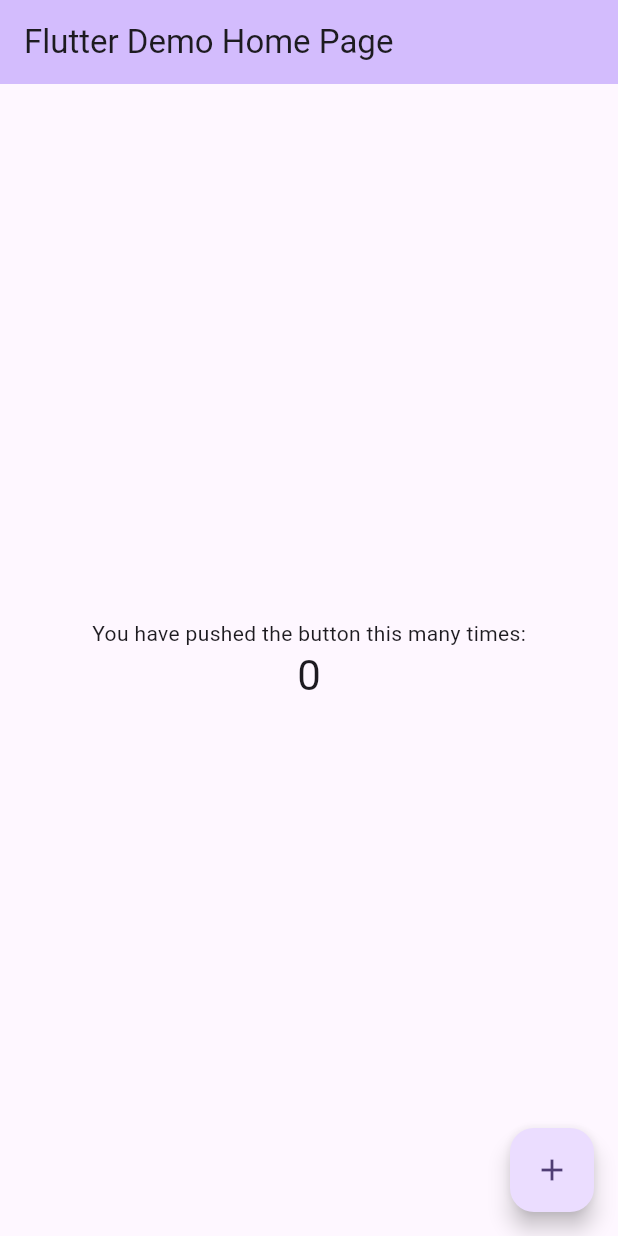
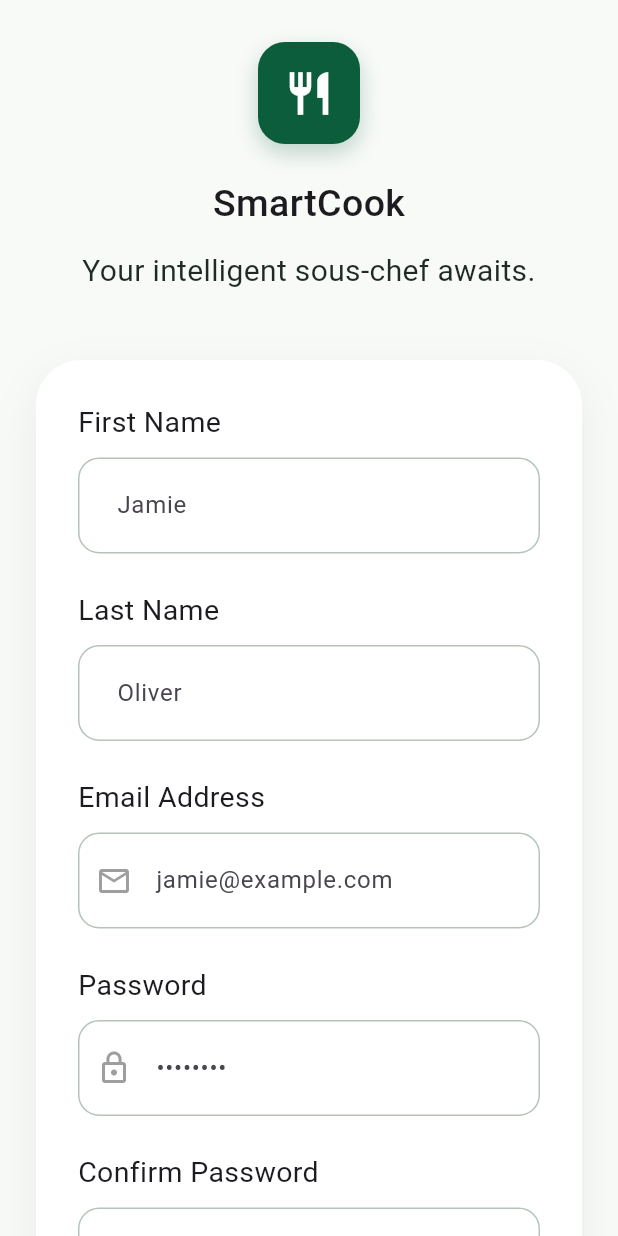
Before and after one commit to KAFi-hub/smartcook, a Flutter app: the screen it shows after launch, on a phone screen of 412 x 824 dp. Run offline on Flutter 3.47's test engine with Material 3 defaults, Android fonts, the phone set to English and light mode, and no system bars.

Commit message:
first commit - register frontend

```diff
--- a/lib/main.dart
+++ b/lib/main.dart
@@ -1,4 +1,5 @@
 import 'package:flutter/material.dart';
+import 'screens/register_screen.dart';
 
 void main() {
   runApp(const MyApp());
@@ -7,116 +8,12 @@ void main() {
 class MyApp extends StatelessWidget {
   const MyApp({super.key});
 
-  // This widget is the root of your application.
   @override
   Widget build(BuildContext context) {
     return MaterialApp(
-      title: 'Flutter Demo',
-      theme: ThemeData(
-        // This is the theme of your application.
-        //
-        // TRY THIS: Try running your application with "flutter run". You'll see
-        // the application has a purple toolbar. Then, without quitting the app,
-        // try changing the seedColor in the colorScheme below to Colors.green
-        // and then invoke "hot reload" (save your changes or press the "hot
-        // reload" button in a Flutter-supported IDE, or press "r" if you used
-        // the command line to start the app).
-        //
-        // Notice that the counter didn't reset back to zero; the application
-        // state is not lost during the reload. To reset the state, use hot
-        // restart instead.
-        //
-        // This works for code too, not just values: Most code changes can be
-        // tested with just a hot reload.
-        colorScheme: .fromSeed(seedColor: Colors.deepPurple),
-      ),
-      home: const MyHomePage(title: 'Flutter Demo Home Page'),
+      debugShowCheckedModeBanner: false,
+      title: 'SmartCook',
+      home: const RegisterScreen(),
     );
   }
 }
-
-class MyHomePage extends StatefulWidget {
-  const MyHomePage({super.key, required this.title});
-
-  // This widget is the home page of your application. It is stateful, meaning
-  // that it has a State object (defined below) that contains fields that affect
-  // how it looks.
-
-  // This class is the configuration for the state. It holds the values (in this
-  // case the title) provided by the parent (in this case the App widget) and
-  // used by the build method of the State. Fields in a Widget subclass are
-  // always marked "final".
-
-  final String title;
-
-  @override
-  State<MyHomePage> createState() => _MyHomePageState();
-}
-
-class _MyHomePageState extends State<MyHomePage> {
-  int _counter = 0;
-
-  void _incrementCounter() {
-    setState(() {
-      // This call to setState tells the Flutter framework that something has
-      // changed in this State, which causes it to rerun the build method below
-      // so that the display can reflect the updated values. If we changed
-      // _counter without calling setState(), then the build method would not be
-      // called again, and so nothing would appear to happen.
-      _counter++;
-    });
-  }
-
-  @override
-  Widget build(BuildContext context) {
-    // This method is rerun every time setState is called, for instance as done
-    // by the _incrementCounter method above.
-    //
-    // The Flutter framework has been optimized to make rerunning build methods
-    // fast, so that you can just rebuild anything that needs updating rather
-    // than having to individually change instances of widgets.
-    return Scaffold(
-      appBar: AppBar(
-        // TRY THIS: Try changing the color here to a specific color (to
-        // Colors.amber, perhaps?) and trigger a hot reload to see the AppBar
-        // change color while the other colors stay the same.
-        backgroundColor: Theme.of(context).colorScheme.inversePrimary,
-        // Here we take the value from the MyHomePage object that was created by
-        // the App.build method, and use it to set our appbar title.
-        title: Text(widget.title),
-      ),
-      body: Center(
-        // Center is a layout widget. It takes a single child and positions it
-        // in the middle of the parent.
-        child: Column(
-          // Column is also a layout widget. It takes a list of children and
-          // arranges them vertically. By default, it sizes itself to fit its
-          // children horizontally, and tries to be as tall as its parent.
-          //
-          // Column has various properties to control how it sizes itself and
-          // how it positions its children. Here we use mainAxisAlignment to
-          // center the children vertically; the main axis here is the vertical
-          // axis because Columns are vertical (the cross axis would be
-          // horizontal).
-          //
-          // TRY THIS: Invoke "debug painting" (choose the "Toggle Debug Paint"
-          // action in the IDE, or press "p" in the console), to see the
-          // wireframe for each widget.
-          mainAxisAlignment: .center,
-          children: [
-            const Text('You have pushed the button this many times:'),
-            Text(
-              '$_counter',
-              style: Theme.of(context).textTheme.headlineMedium,
-            ),
-          ],
-        ),
-      ),
-      floatingActionButton: FloatingActionButton(
-        onPressed: _incrementCounter,
-        tooltip: 'Increment',
-        child: const Icon(Icons.add),
-      ),
-    );
-  }
-}
--- a/lib/screens/register_screen.dart
+++ b/lib/screens/register_screen.dart
@@ -0,0 +1,323 @@
+import 'package:flutter/material.dart';
+import '../widgets/custom_text_field.dart';
+import '../widgets/custom_button.dart';
+
+class RegisterScreen extends StatefulWidget {
+  const RegisterScreen({super.key});
+
+  @override
+  State<RegisterScreen> createState() => _RegisterScreenState();
+}
+
+class _RegisterScreenState extends State<RegisterScreen> {
+  bool agree = false;
+  final Color green = const Color(0xFF0B5D3B);
+
+  final firstNameController = TextEditingController();
+  final lastNameController = TextEditingController();
+  final emailController = TextEditingController();
+  final passwordController = TextEditingController();
+  final confirmPasswordController = TextEditingController();
+
+
+bool isLoading = false;
+void validateRegister() async {
+  final firstName = firstNameController.text.trim();
+  final lastName = lastNameController.text.trim();
+  final email = emailController.text.trim();
+  final password = passwordController.text;
+  final confirmPassword = confirmPasswordController.text;
+
+  if (firstName.isEmpty ||
+      lastName.isEmpty ||
+      email.isEmpty ||
+      password.isEmpty ||
+      confirmPassword.isEmpty) {
+    showMessage("Please fill in all fields");
+    return;
+  }
+
+  if (!email.contains("@") || !email.contains(".")) {
+    showMessage("Please enter a valid email address");
+    return;
+  }
+
+  if (password.length < 6) {
+    showMessage("Password must be at least 6 characters");
+    return;
+  }
+
+  if (password != confirmPassword) {
+    showMessage("Passwords do not match");
+    return;
+  }
+
+  if (!agree) {
+    showMessage("Please accept the Terms and Privacy Policy");
+    return;
+  }
+
+  setState(() {
+    isLoading = true;
+  });
+
+  await Future.delayed(const Duration(seconds: 1));
+
+  setState(() {
+    isLoading = false;
+  });
+
+  // TODO: call backend API here later
+  showMessage("Account created successfully ✅");
+
+  // TODO: navigate to InitialProfileScreen later
+}
+
+  void showMessage(String message) {
+    ScaffoldMessenger.of(context).showSnackBar(
+      SnackBar(
+        content: Text(message),
+        backgroundColor: green,
+      ),
+    );
+  }
+
+  @override
+  void dispose() {
+    firstNameController.dispose();
+    lastNameController.dispose();
+    emailController.dispose();
+    passwordController.dispose();
+    confirmPasswordController.dispose();
+    super.dispose();
+  }
+
+  @override
+  Widget build(BuildContext context) {
+    return Scaffold(
+      backgroundColor: const Color(0xFFF8FAF8),
+      body: SafeArea(
+        child: SingleChildScrollView(
+          padding: const EdgeInsets.symmetric(horizontal: 24, vertical: 28),
+          child: Column(
+            children: [
+              Container(
+                width: 68,
+                height: 68,
+                decoration: BoxDecoration(
+                  color: green,
+                  borderRadius: BorderRadius.circular(18),
+                  boxShadow: [
+                    BoxShadow(
+                      color: green.withOpacity(0.25),
+                      blurRadius: 12,
+                      offset: const Offset(0, 6),
+                    ),
+                  ],
+                ),
+                child: const Icon(
+                  Icons.restaurant,
+                  color: Colors.white,
+                  size: 34,
+                ),
+              ),
+              const SizedBox(height: 22),
+              const Text(
+                "SmartCook",
+                style: TextStyle(fontSize: 25, fontWeight: FontWeight.w500),
+              ),
+              const SizedBox(height: 12),
+              const Text(
+                "Your intelligent sous-chef awaits.",
+                style: TextStyle(fontSize: 20, color: Color(0xFF1F2A24)),
+                textAlign: TextAlign.center,
+              ),
+              const SizedBox(height: 45),
+
+              Container(
+                padding: const EdgeInsets.all(28),
+                decoration: BoxDecoration(
+                  color: Colors.white,
+                  borderRadius: BorderRadius.circular(30),
+                  boxShadow: [
+                    BoxShadow(
+                      color: Colors.black.withOpacity(0.06),
+                      blurRadius: 25,
+                      offset: const Offset(0, 10),
+                    ),
+                  ],
+                ),
+                child: Column(
+                  crossAxisAlignment: CrossAxisAlignment.start,
+                  children: [
+                    CustomTextField(
+                      label: "First Name",
+                      hint: "Jamie",
+                      controller: firstNameController,
+                    ),
+                    CustomTextField(
+                      label: "Last Name",
+                      hint: "Oliver",
+                      controller: lastNameController,
+                    ),
+                    CustomTextField(
+                      label: "Email Address",
+                      hint: "jamie@example.com",
+                      icon: Icons.email_outlined,
+                      controller: emailController,
+                      keyboardType: TextInputType.emailAddress,
+                    ),
+                    CustomTextField(
+                      label: "Password",
+                      hint: "••••••••",
+                      icon: Icons.lock_outline,
+                      isPassword: true,
+                      controller: passwordController,
+                    ),
+                    CustomTextField(
+                      label: "Confirm Password",
+                      hint: "••••••••",
+                      icon: Icons.shield_outlined,
+                      isPassword: true,
+                      controller: confirmPasswordController,
+                    ),
+
+                    const SizedBox(height: 10),
+
+                    Row(
+                      crossAxisAlignment: CrossAxisAlignment.start,
+                      children: [
+                        Checkbox(
+                          value: agree,
+                          onChanged: (value) {
+                            setState(() => agree = value ?? false);
+                          },
+                          shape: RoundedRectangleBorder(
+                            borderRadius: BorderRadius.circular(6),
+                          ),
+                          activeColor: green,
+                        ),
+                        const Expanded(
+                          child: Padding(
+                            padding: EdgeInsets.only(top: 12),
+                            child: Text.rich(
+                              TextSpan(
+                                text: "I agree to the ",
+                                style: TextStyle(fontSize: 15),
+                                children: [
+                                  TextSpan(
+                                    text: "Terms of Service",
+                                    style: TextStyle(
+                                      color: Color(0xFF0B5D3B),
+                                      fontWeight: FontWeight.bold,
+                                    ),
+                                  ),
+                                  TextSpan(text: " and\n"),
+                                  TextSpan(
+                                    text: "Privacy Policy.",
+                                    style: TextStyle(
+                                      color: Color(0xFF0B5D3B),
+                                      fontWeight: FontWeight.bold,
+                                    ),
+                                  ),
+                                ],
+                              ),
+                            ),
+                          ),
+                        ),
+                      ],
+                    ),
+
+                    const SizedBox(height: 25),
+
+                    CustomButton(
+  text: "Register",
+  isLoading: isLoading,
+  onPressed: validateRegister,
+),
+
+                    const SizedBox(height: 35),
+
+                    const Row(
+                      children: [
+                        Expanded(child: Divider()),
+                        Padding(
+                          padding: EdgeInsets.symmetric(horizontal: 16),
+                          child: Text(
+                            "OR REGISTER WITH",
+                            style: TextStyle(
+                              color: Colors.grey,
+                              fontWeight: FontWeight.w600,
+                              letterSpacing: 1,
+                            ),
+                          ),
+                        ),
+                        Expanded(child: Divider()),
+                      ],
+                    ),
+
+                    const SizedBox(height: 30),
+
+                    Row(
+                      children: [
+                        socialButton("Google"),
+                        const SizedBox(width: 16),
+                        socialButton("Apple"),
+                      ],
+                    ),
+
+                    const SizedBox(height: 35),
+
+                    Center(
+                      child: Text.rich(
+                        TextSpan(
+                          text: "Already have an account? ",
+                          style: const TextStyle(fontSize: 18),
+                          children: [
+                            TextSpan(
+                              text: "Log in",
+                              style: TextStyle(
+                                color: green,
+                                fontWeight: FontWeight.bold,
+                              ),
+                            ),
+                          ],
+                        ),
+                      ),
+                    ),
+                  ],
+                ),
+              ),
+
+              const SizedBox(height: 35),
+
+              const Text(
+                "© 2024 SmartCook AI Technologies. All rights\nreserved.",
+                textAlign: TextAlign.center,
+                style: TextStyle(color: Colors.grey, fontSize: 14),
+              ),
+            ],
+          ),
+        ),
+      ),
+    );
+  }
+
+  Widget socialButton(String text) {
+    return Expanded(
+      child: Container(
+        height: 58,
+        decoration: BoxDecoration(
+          borderRadius: BorderRadius.circular(14),
+          border: Border.all(color: const Color(0xFFB5C3B8)),
+        ),
+        child: Center(
+          child: Text(
+            text,
+            style: const TextStyle(fontSize: 19),
+          ),
+        ),
+      ),
+    );
+  }
+}
--- a/lib/widgets/custom_button.dart
+++ b/lib/widgets/custom_button.dart
@@ -0,0 +1,48 @@
+import 'package:flutter/material.dart';
+
+class CustomButton extends StatelessWidget {
+  final String text;
+  final VoidCallback onPressed;
+  final bool isLoading;
+
+  const CustomButton({
+    super.key,
+    required this.text,
+    required this.onPressed,
+    this.isLoading = false,
+  });
+
+  @override
+  Widget build(BuildContext context) {
+    const green = Color(0xFF0B5D3B);
+
+    return SizedBox(
+      width: double.infinity,
+      height: 64,
+      child: ElevatedButton(
+        onPressed: isLoading ? null : onPressed,
+        style: ElevatedButton.styleFrom(
+          backgroundColor: green,
+          disabledBackgroundColor: green.withOpacity(0.6),
+          shape: RoundedRectangleBorder(
+            borderRadius: BorderRadius.circular(16),
+          ),
+          elevation: 6,
+        ),
+        child: isLoading
+            ? const CircularProgressIndicator(color: Colors.white)
+            : Row(
+                mainAxisAlignment: MainAxisAlignment.center,
+                children: [
+                  Text(
+                    text,
+                    style: const TextStyle(fontSize: 20, color: Colors.white),
+                  ),
+                  const SizedBox(width: 12),
+                  const Icon(Icons.arrow_forward, color: Colors.white),
+                ],
+              ),
+      ),
+    );
+  }
+}
--- a/lib/widgets/custom_text_field.dart
+++ b/lib/widgets/custom_text_field.dart
@@ -0,0 +1,55 @@
+import 'package:flutter/material.dart';
+
+class CustomTextField extends StatelessWidget {
+  final String label;
+  final String hint;
+  final IconData? icon;
+  final bool isPassword;
+  final TextEditingController controller;
+  final TextInputType keyboardType;
+
+  const CustomTextField({
+    super.key,
+    required this.label,
+    required this.hint,
+    required this.controller,
+    this.icon,
+    this.isPassword = false,
+    this.keyboardType = TextInputType.text,
+  });
+
+  @override
+  Widget build(BuildContext context) {
+    const green = Color(0xFF0B5D3B);
+
+    return Padding(
+      padding: const EdgeInsets.only(bottom: 24),
+      child: Column(
+        crossAxisAlignment: CrossAxisAlignment.start,
+        children: [
+          Text(label, style: const TextStyle(fontSize: 19)),
+          const SizedBox(height: 10),
+          TextField(
+            controller: controller,
+            obscureText: isPassword,
+            keyboardType: keyboardType,
+            decoration: InputDecoration(
+              hintText: hint,
+              prefixIcon: icon != null ? Icon(icon, color: Colors.grey) : null,
+              contentPadding:
+                  const EdgeInsets.symmetric(horizontal: 22, vertical: 20),
+              enabledBorder: OutlineInputBorder(
+                borderRadius: BorderRadius.circular(14),
+                borderSide: const BorderSide(color: Color(0xFFB5C3B8)),
+              ),
+              focusedBorder: OutlineInputBorder(
+                borderRadius: BorderRadius.circular(14),
+                borderSide: const BorderSide(color: green, width: 1.5),
+              ),
+            ),
+          ),
+        ],
+      ),
+    );
+  }
+}
```
